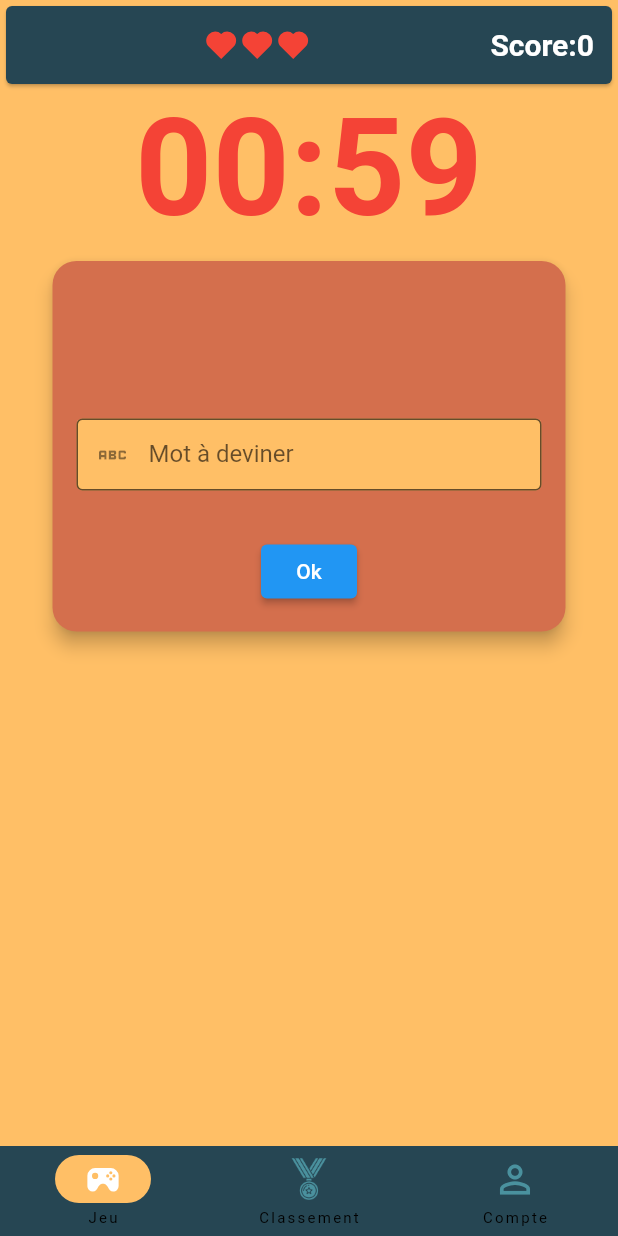
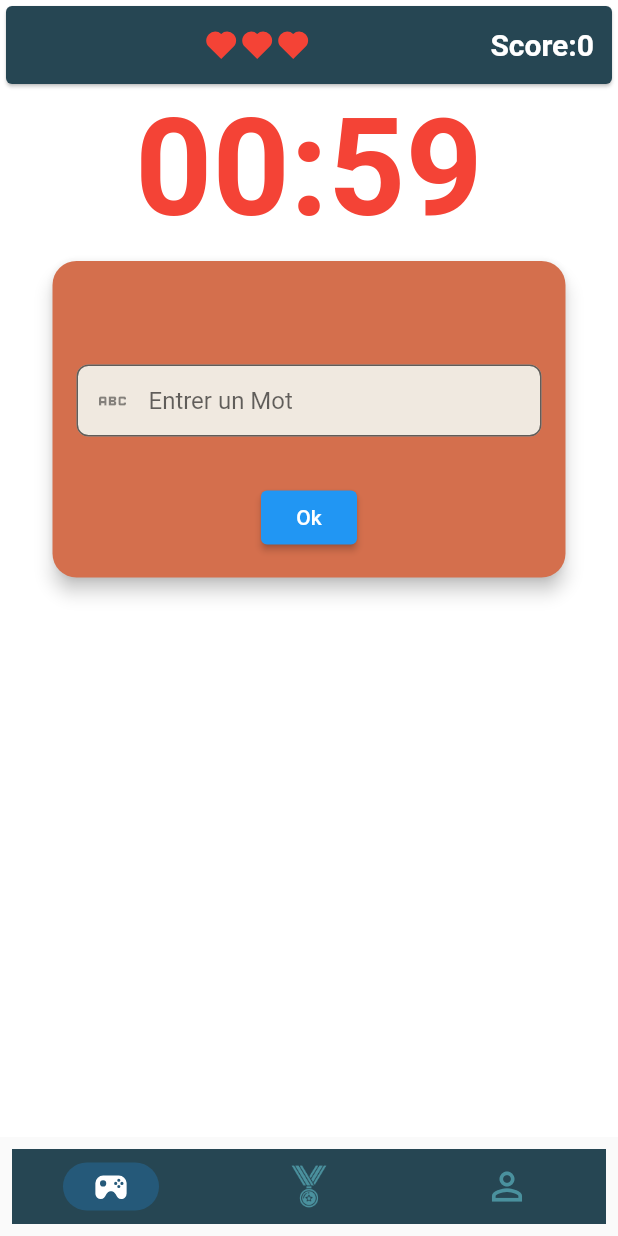
Before and after one commit to CyrilleValentin/WordDetective_Flutter, a Flutter app: the BottomNavBar screen opened directly, on a phone screen of 412 x 824 dp. Run offline on Flutter 3.47's test engine with Material 2 defaults, Android fonts, the phone set to English and light mode, and no system bars; our stand-ins replace flutter_boxicons, shared_preferences; missing offline and left inert: onboarding; accounts and stored records are empty; Roboto replaces fonts that are missing (YourCustomFont).

Commit message:
update some colors

```diff
--- a/lib/authentification/register.dart
+++ b/lib/authentification/register.dart
@@ -39,9 +39,9 @@ class _RegistrationScreenState extends State<RegistrationScreen> {
       body: SafeArea(
         child: Container(
           height: double.infinity,
-          color: const Color(0xFFFFBF66),
+          color: Colors.white,
           child: Center(
-            child: Container(
+            child: SizedBox(
               width: 350,
               height: 450,
               child: SingleChildScrollView(
--- a/lib/navigation/bottomNavigation.dart
+++ b/lib/navigation/bottomNavigation.dart
@@ -16,15 +16,19 @@ class _BottomNavBarState extends State<BottomNavBar> {
   @override
   Widget build(BuildContext context) {
     return Scaffold(
-      bottomNavigationBar: NavigationBar(
-        height: 60,
+      bottomNavigationBar: Padding(
+        padding: const EdgeInsets.all(8.0),
+        child: NavigationBar(
+          indicatorShape: RoundedRectangleBorder(borderRadius: BorderRadius.circular(16),),
+          labelBehavior: NavigationDestinationLabelBehavior.alwaysHide,
+          height: 50,
           backgroundColor: const Color(0xFF264653),
           onDestinationSelected: (int index) {
             setState(() {
               currentPageIndex = index;
             });
           },
-        indicatorColor: const Color(0xFFFFBF66),
+          //indicatorColor: const Color(0xFFFFBF66),
           selectedIndex: currentPageIndex,
           destinations: <Widget>[
             const NavigationDestination(
@@ -70,6 +74,7 @@ class _BottomNavBarState extends State<BottomNavBar> {
             ),
           ],
         ),
+      ),
       body: <Widget>[
         const FirstScreen(),
         const SecondScreen(),
--- a/lib/pages/constants/strings.dart
+++ b/lib/pages/constants/strings.dart
@@ -5,3 +5,5 @@ const String passwordHint = "Veuillez saisir votre mot de passe";
 const String password8CaractHint = 'Le mot de passe doit contenir au moins 8 caractères';
 const String confpasswordHint = "Veuillez confirmer votre mot de passe";
 const String confVerifpasswordHint = "Les mots de passe ne correspondent pas";
+const String wrongGuess =  "Désolé ce n'était pas le bon mot!";
+const String goodGuess =  "Bravo vous avez deviné le mot!";
--- a/lib/pages/game.dart
+++ b/lib/pages/game.dart
@@ -4,11 +4,10 @@ import 'package:flutter/material.dart';
 import 'package:intl/intl.dart';
 import 'package:flutter_boxicons/flutter_boxicons.dart';
 import 'package:word_detective/pages/choix.dart';
+import 'package:word_detective/pages/constants/strings.dart';
 import 'package:word_detective/services/preferences.dart';
 
-// void main() {
-//   runApp(const MyApp());
-// }
+
 
 class MyApp extends StatelessWidget {
   const MyApp({super.key});
@@ -191,7 +190,7 @@ class _FirstScreenState extends State<FirstScreen> {
           score += 3;
         });
       }
-      CustomToast.show(context, "Bravo vous avez deviné le mot!");
+      CustomToast.show(context, goodGuess);
     } else {
       timer?.cancel();
       if (lives > 1) {
@@ -201,7 +200,7 @@ class _FirstScreenState extends State<FirstScreen> {
         });
         newWord();
         startTimer();
-        CustomToast.show(context, "Désolé ce n'était pas le bon mot!");
+        CustomToast.show(context,wrongGuess);
       } else {
         endGame();
       }
@@ -256,7 +255,7 @@ class _FirstScreenState extends State<FirstScreen> {
     return Scaffold(
       body: SafeArea(
         child: Container(
-          color: const Color(0xFFFFBF66),
+          color: Colors.white,
           height: double.infinity,
           child: SingleChildScrollView(
             child: Column(
@@ -345,18 +344,20 @@ class _FirstScreenState extends State<FirstScreen> {
         children: <Widget>[
           Text(
             indice,
-            style: const TextStyle(fontSize: 50, fontWeight: FontWeight.w300),
+            style: const TextStyle(fontSize: 20, fontWeight: FontWeight.w300),
           ),
           const SizedBox(height: 30),
           TextFormField(
             controller: guessController,
             decoration: const InputDecoration(
               contentPadding: EdgeInsets.symmetric(horizontal: 20),
-              labelText: 'Mot à deviner ',
               hintText: 'Entrer un Mot',
-              border: OutlineInputBorder(),
+              border: OutlineInputBorder(
+                borderRadius: BorderRadius.all(Radius.circular(8)),
+              ),
+
               filled: true,
-              fillColor: Color(0xFFFFBF66),
+              fillColor: Color.fromARGB(255, 240, 233, 224),
               prefixIcon: Icon(Icons.abc_outlined),
             ),
             keyboardType: TextInputType.text,
@@ -464,7 +465,7 @@ class _CustomCountdownTimerState extends State<CustomCountdownTimer> {
     final TextStyle textStyle = TextStyle(
       fontSize: 90,
       fontWeight: FontWeight.bold,
-      color: _showCriticalTime ? Colors.white : Colors.red,
+      color: _showCriticalTime ? const Color(0xFF4A919E) : Colors.red,
       fontFamily: "YourCustomFont",
     );
 
--- /dev/null
+++ b/package.json
@@ -0,0 +1,6 @@
+{
+  "dependencies": {
+    "har-validator": "^5.1.5",
+    "uuid": "^9.0.1"
+  }
+}
--- a/pubspec.yaml
+++ b/pubspec.yaml
@@ -39,6 +39,7 @@ dependencies:
   # Use with the CupertinoIcons class for iOS style icons.
   cupertino_icons: ^1.0.2
   shared_preferences: ^2.2.1
+  firebase_auth: ^4.10.1
 
 dev_dependencies:
   flutter_test:
```
Also changed, not shown: package-lock.json (added), pubspec.lock, 4 other files. Lines whose indentation alone changed are shown as unchanged.
